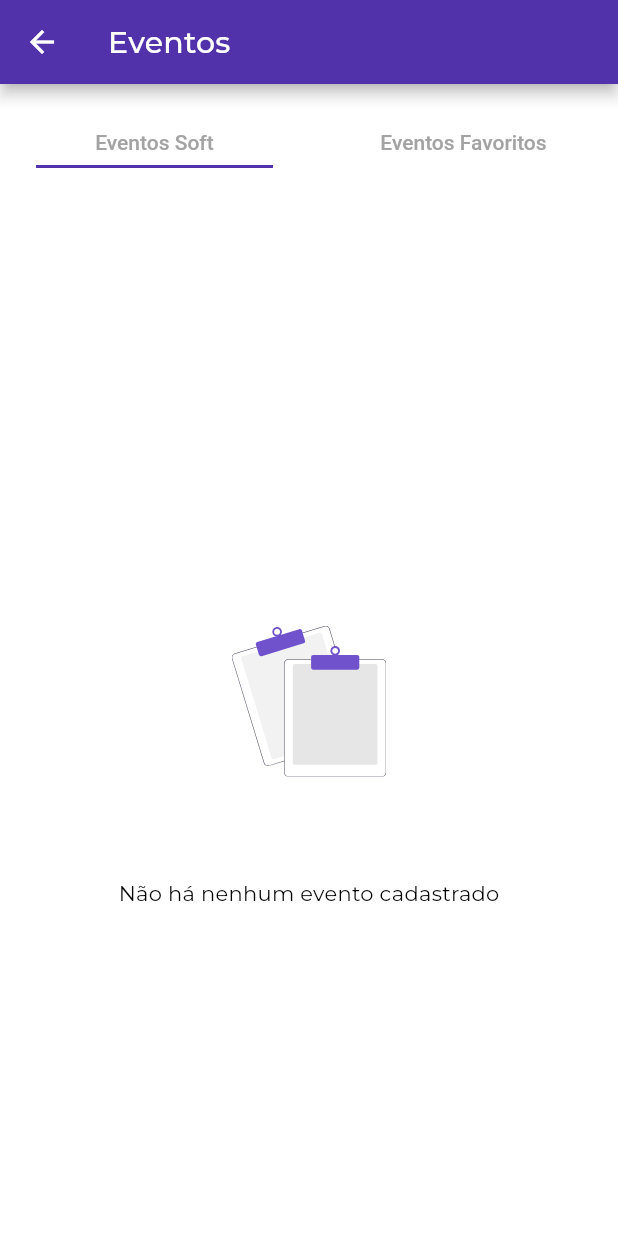
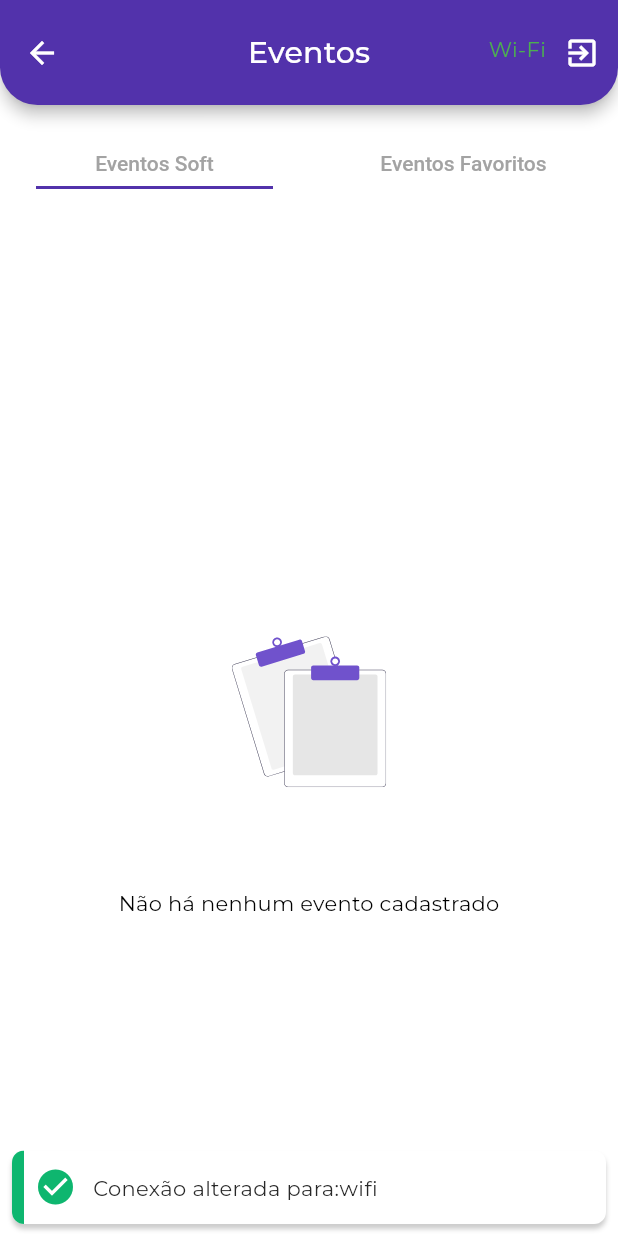
Before and after one commit to giovane-bortoli/challenge, a Flutter app: the ListEventsView screen opened by its route, on a phone screen of 412 x 824 dp. Run offline on Flutter 3.47's test engine with Material 2 defaults, Android fonts, the phone set to English and light mode, and no system bars; drawn by our look-alikes of another_flushbar, loading_overlay; our stand-ins replace connectivity_plus, dio, firebase_auth, firebase_core, flutter_dotenv, flutter_mobx and 7 more; accounts and stored records are empty; generated files the repository leaves out were written again; network calls fail.

Commit message:
implementação do extra

```diff
--- a/lib/src/modules/auth/controller/auth_store.dart
+++ b/lib/src/modules/auth/controller/auth_store.dart
@@ -45,6 +45,11 @@ abstract class _AuthStoreBase with Store {
     }
   }
 
+  @action
+  Future<void> logOut() async {
+    await auth.signOut();
+  }
+
   // @action
   // Stream<User?> checkLogin(User? user) async* {
   //   auth.stayLogged(user);
--- a/lib/src/modules/events/views/favorite_events_view.dart
+++ b/lib/src/modules/events/views/favorite_events_view.dart
@@ -1,4 +1,6 @@
 // ignore_for_file: public_member_api_docs, sort_constructors_first
+import 'dart:async';
+
 import 'package:challenge/main.dart';
 import 'package:challenge/src/modules/events/widgets/resume_event_card.dart';
 import 'package:challenge/src/shared/widgets/empty_state.dart';
--- a/lib/src/modules/events/views/list_events_view.dart
+++ b/lib/src/modules/events/views/list_events_view.dart
@@ -1,9 +1,14 @@
+import 'dart:async';
+
 import 'package:challenge/main.dart';
+import 'package:challenge/src/modules/auth/controller/auth_store.dart';
 import 'package:challenge/src/modules/events/controller/event_store.dart';
 
 import 'package:challenge/src/modules/events/views/favorite_events_view.dart';
 import 'package:challenge/src/modules/events/views/soft_events_view.dart';
 import 'package:challenge/src/shared/utils/app_colors.dart';
+import 'package:challenge/src/shared/widgets/custom_snack_bar.dart';
+import 'package:connectivity_plus/connectivity_plus.dart';
 import 'package:flutter/material.dart';
 import 'package:flutter_mobx/flutter_mobx.dart';
 import 'package:loading_overlay/loading_overlay.dart';
@@ -19,16 +24,33 @@ class ListEventsView extends StatefulWidget {
 
 class _ListEventsViewState extends State<ListEventsView> {
   final eventStore = locator<EventStore>();
+  final authStore = locator<AuthStore>();
+  late Connectivity connectivity;
+  late StreamSubscription subscription;
 
-  // @override
-  // void initState() {
-  //   initialEventList();
-  //   super.initState();
-  // }
+  @override
+  void initState() {
+    checkConnectivity();
 
-  // Future<void> initialEventList() async {
-  //   await eventStore.getSoftEventList();
-  // }
+    subscription = Connectivity().onConnectivityChanged.listen((result) {
+      CustomSnackBar.successSnackBar(context,
+          message: 'Conexão alterada para:${result.name}');
+    });
+
+    super.initState();
+  }
+
+  Future<void> checkConnectivity() async {
+    var result = await Connectivity().checkConnectivity();
+
+    if (result == ConnectivityResult.mobile) {
+      eventStore.status = 'Mobile internet';
+    } else if (result == ConnectivityResult.wifi) {
+      eventStore.status = 'Wi-Fi';
+    } else if (result == ConnectivityResult.none) {
+      eventStore.status = 'Offline';
+    }
+  }
 
   @override
   Widget build(BuildContext context) {
@@ -36,12 +58,38 @@ class _ListEventsViewState extends State<ListEventsView> {
       children: [
         DefaultTabController(
           length: 2,
-          child: Scaffold(
-            appBar: AppBar(
-              title: const Text('Eventos'),
-            ),
-            body: content(context),
-          ),
+          child: Observer(builder: (context) {
+            return Scaffold(
+              appBar: AppBar(
+                toolbarHeight: 70,
+                centerTitle: true,
+                shape: const RoundedRectangleBorder(
+                    borderRadius: BorderRadius.only(
+                  bottomLeft: Radius.circular(25),
+                  bottomRight: Radius.circular(25),
+                )),
+                actions: [
+                  Padding(
+                    padding: const EdgeInsets.only(top: 24),
+                    child: Text(
+                      eventStore.status,
+                      style: const TextStyle(
+                        color: Colors.green,
+                      ),
+                    ),
+                  ),
+                  IconButton(
+                      onPressed: () {
+                        authStore.logOut().then((value) =>
+                            Navigator.popAndPushNamed(context, '/login'));
+                      },
+                      icon: const Icon(Icons.exit_to_app))
+                ],
+                title: const Text('Eventos'),
+              ),
+              body: content(context),
+            );
+          }),
         ),
       ],
     );
--- a/lib/src/modules/splash/splash_screen.dart
+++ b/lib/src/modules/splash/splash_screen.dart
@@ -1,5 +1,6 @@
 import 'package:challenge/src/shared/utils/app_colors.dart';
 import 'package:challenge/src/shared/utils/app_images.dart';
+import 'package:firebase_auth/firebase_auth.dart';
 import 'package:flutter/material.dart';
 import 'package:flutter_native_splash/flutter_native_splash.dart';
 import 'package:flutter_svg/flutter_svg.dart';
@@ -9,8 +10,9 @@ class SplashScreen extends StatelessWidget {
 
   Future<void> _loadSettings(context) async {
     Future.delayed(const Duration(seconds: 3), () {
-      //navegação com provider e push and named
-      Navigator.popAndPushNamed(context, '/login');
+      FirebaseAuth.instance.currentUser != null
+          ? Navigator.popAndPushNamed(context, '/events')
+          : Navigator.popAndPushNamed(context, '/login');
     });
     FlutterNativeSplash.remove();
   }
--- a/pubspec.yaml
+++ b/pubspec.yaml
@@ -37,6 +37,7 @@ dependencies:
   get_it: ^7.2.0
   flutter_dotenv: ^5.0.2
   progress_indicators: ^1.0.0
+  connectivity_plus: ^2.3.8
 
   #http - dio
   dio: ^4.0.6
```
Also changed, not shown: lib/src/modules/events/controller/event_store.dart (+16 -4 lines), lib/src/modules/auth/controller/auth_store.g.dart, lib/src/modules/events/controller/event_store.g.dart, pubspec.lock, 3 other files.
